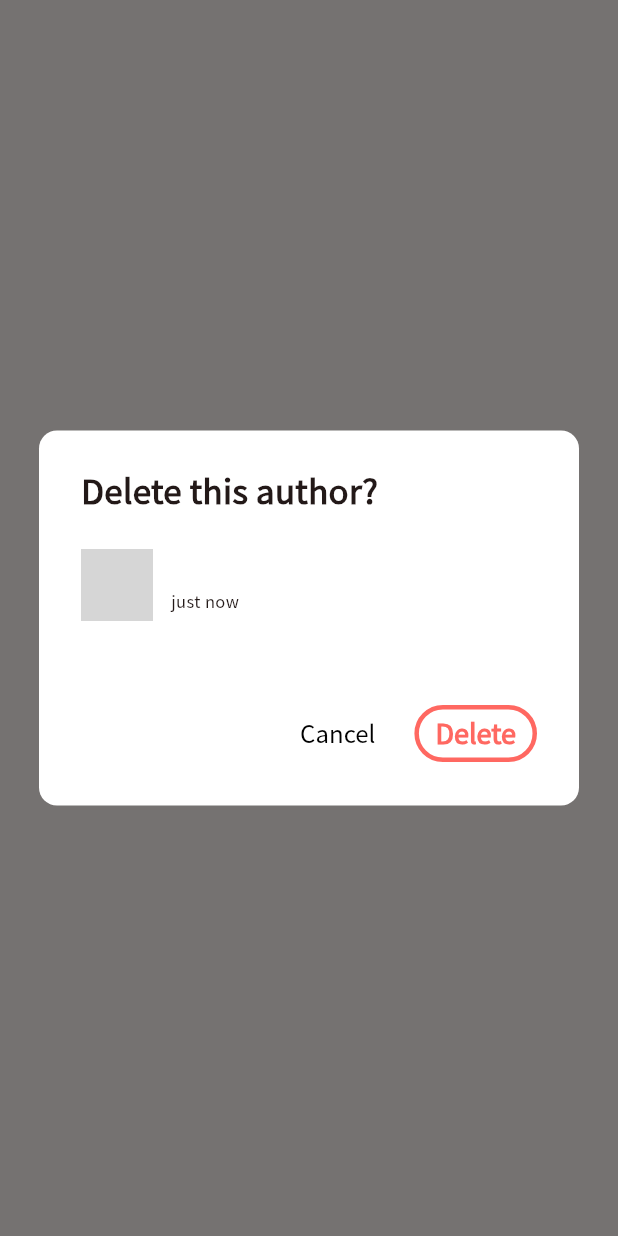
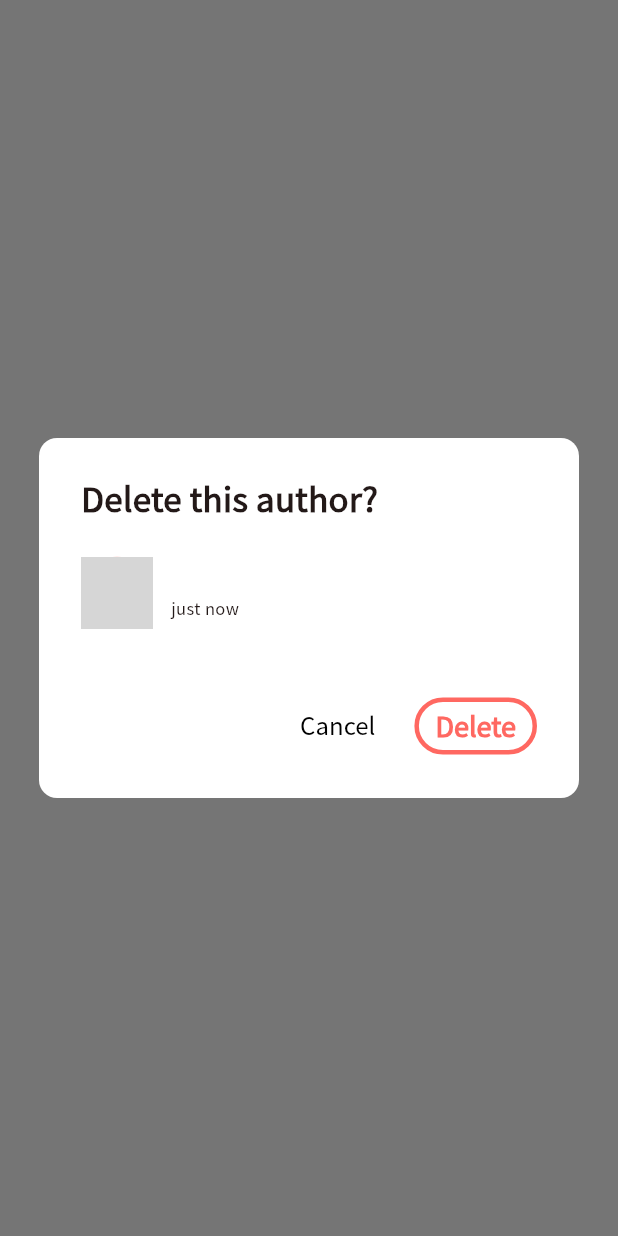
Before and after one commit to c-nandhakumar/authorio, a Flutter app: what showDeleteConfirmation() shows on an empty page, opened directly with empty values, on a phone screen of 412 x 824 dp. Run offline on Flutter 3.47's test engine with Material 3 defaults, Android fonts, the phone set to English and light mode, and no system bars; our stand-ins replace flutter_dotenv, get_it, logger, shared_preferences; accounts and stored records are empty; network calls fail; grey boxes are pictures that could not be loaded.

Commit message:
feat: add search functionality and minor UI adjustments

```diff
--- a/lib/main.dart
+++ b/lib/main.dart
@@ -30,6 +30,7 @@ class AuthorIO extends StatelessWidget {
       child: MaterialApp(
         title: "AuthorIO",
         theme: ThemeData(
+          scaffoldBackgroundColor: Colors.white,
           fontFamily: fontFamily,
           dialogTheme: DialogTheme(
             shape: RoundedRectangleBorder(
--- a/lib/presentation/screens/author_list_screen.dart
+++ b/lib/presentation/screens/author_list_screen.dart
@@ -1,5 +1,6 @@
 import 'package:authorio/core/utils/log.dart';
 import 'package:authorio/presentation/providers/author_provider.dart';
+import 'package:authorio/presentation/style/colors.dart';
 import 'package:authorio/presentation/widgets/author_card.dart';
 import 'package:flutter/material.dart';
 import 'package:provider/provider.dart';
@@ -13,6 +14,7 @@ class AuthorListScreen extends StatefulWidget {
 
 class AuthorListScreenState extends State<AuthorListScreen> {
   late ScrollController _scrollController;
+  final TextEditingController _searchController = TextEditingController();
 
   @override
   void initState() {
@@ -25,7 +27,8 @@ class AuthorListScreenState extends State<AuthorListScreen> {
     _scrollController =
         ScrollController()..addListener(() {
           if (_scrollController.position.pixels >=
-              _scrollController.position.maxScrollExtent - 150) {
+                  _scrollController.position.maxScrollExtent - 150 &&
+              !provider.isSearching) {
             Log.i("Fetch more data");
             provider.fetchMoreAuthors();
           }
@@ -35,17 +38,63 @@ class AuthorListScreenState extends State<AuthorListScreen> {
   @override
   void dispose() {
     _scrollController.dispose();
+    _searchController.dispose();
     super.dispose();
   }
 
   @override
   Widget build(BuildContext context) {
+    final provider = Provider.of<AuthorProvider>(context);
     return Scaffold(
+      appBar: AppBar(
+        backgroundColor: Colors.white,
+        scrolledUnderElevation: 0,
+        title: PreferredSize(
+          preferredSize: const Size.fromHeight(56),
+          child: Padding(
+            padding: const EdgeInsets.symmetric(horizontal: 12, vertical: 8),
+            child: _buildSearchBar(context),
+          ),
+        ),
+        bottom:
+            provider.isSearching
+                ? PreferredSize(
+                  preferredSize: const Size.fromHeight(36),
+                  child: Padding(
+                    padding: const EdgeInsets.symmetric(
+                      horizontal: 24,
+                      vertical: 8,
+                    ),
+                    child: Row(
+                      mainAxisAlignment: MainAxisAlignment.spaceBetween,
+                      children: [
+                        Text(
+                          "Search Results",
+                          style: TextStyle(
+                            fontWeight: FontWeight.w500,
+                            color: Colors.black.withValues(alpha: 0.6),
+                          ),
+                        ),
+                        Text(
+                          "${provider.authors.length} ${provider.authors.length > 1 ? "founds" : "found"}",
+                          style: TextStyle(
+                            color: AppColors.primary,
+                            fontWeight: FontWeight.bold,
+                          ),
+                        ),
+                      ],
+                    ),
+                  ),
+                )
+                : null,
+      ),
       body: Consumer<AuthorProvider>(
         builder: (context, provider, child) {
           return ListView.builder(
             controller: _scrollController,
-            itemCount: provider.authors.length + (provider.hasMore ? 1 : 0),
+            itemCount:
+                provider.authors.length +
+                (provider.hasMore && !provider.isSearching ? 1 : 0),
             itemBuilder: (context, index) {
               if (index == provider.authors.length) {
                 return const Center(
@@ -65,6 +114,50 @@ class AuthorListScreenState extends State<AuthorListScreen> {
     );
   }
 
+  Widget _buildSearchBar(BuildContext context) {
+    final provider = context.read<AuthorProvider>();
+    return TextField(
+      controller: _searchController,
+      onChanged: (query) {
+        if (query.trim().isNotEmpty) {
+          provider.search(query.trim());
+        } else {
+          provider.clearSearch();
+        }
+      },
+      style: const TextStyle(fontSize: 14, fontWeight: FontWeight.w600),
+      decoration: InputDecoration(
+        hintStyle: TextStyle(fontSize: 14),
+
+        hintText: "Search...",
+        suffixIcon:
+            _searchController.text.isNotEmpty
+                ? IconButton(
+                  icon: const Icon(Icons.clear),
+                  onPressed: () {
+                    _searchController.clear();
+                    provider.clearSearch();
+                  },
+                )
+                : const Icon(Icons.search),
+        filled: true,
+        enabledBorder: OutlineInputBorder(
+          borderSide: BorderSide(color: AppColors.secondary),
+          borderRadius: BorderRadius.circular(48),
+        ),
+        focusedBorder: OutlineInputBorder(
+          borderSide: BorderSide(color: AppColors.secondary, width: 1.5),
+          borderRadius: BorderRadius.circular(48),
+        ),
+        fillColor: AppColors.secondary,
+        contentPadding: const EdgeInsets.symmetric(
+          horizontal: 20,
+          vertical: 12,
+        ),
+      ),
+    );
+  }
+
   void _checkAndFetchMoreIfNeeded(AuthorProvider provider) {
     if (_scrollController.hasClients &&
         _scrollController.position.maxScrollExtent <=
@@ -77,5 +170,4 @@ class AuthorListScreenState extends State<AuthorListScreen> {
       });
     }
   }
-
 }
--- a/lib/presentation/widgets/delete_confirmation_dialog.dart
+++ b/lib/presentation/widgets/delete_confirmation_dialog.dart
@@ -14,7 +14,7 @@ void showDeleteConfirmation(BuildContext context, AuthorEntity author) {
           insetPadding: const EdgeInsets.symmetric(horizontal: 22),
           child: Container(
             padding: EdgeInsets.symmetric(horizontal: 28, vertical: 24),
-            constraints: BoxConstraints(maxWidth: 360, maxHeight: 250),
+            constraints: BoxConstraints(maxWidth: 360, maxHeight: 240),
             child: Column(
               crossAxisAlignment: CrossAxisAlignment.start,
               children: [
```
Also changed, not shown: lib/presentation/providers/author_provider.dart (+51 -8 lines), lib/presentation/widgets/author_card.dart (+11 -9 lines). Lines whose indentation alone changed are shown as unchanged.
